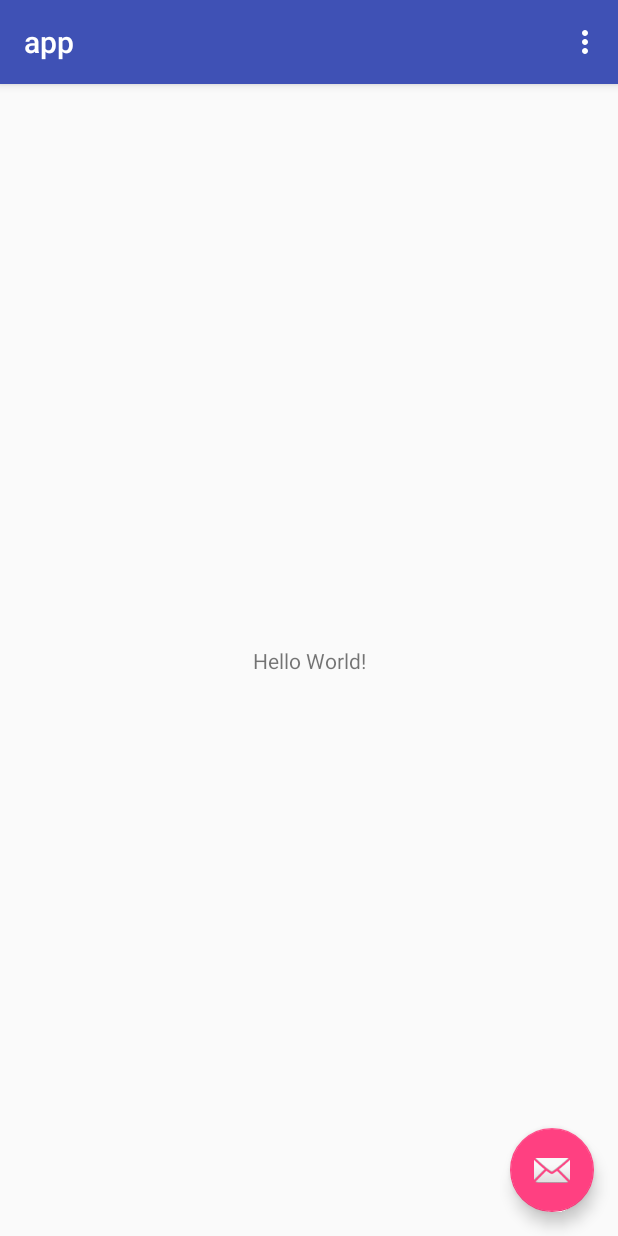
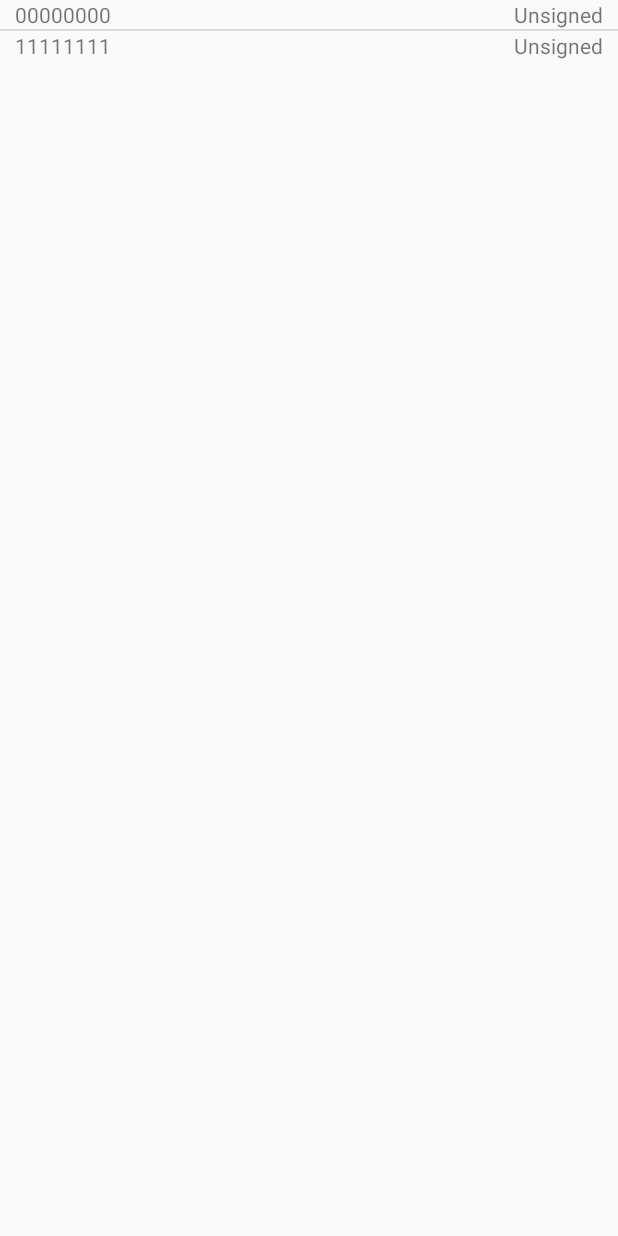
Before and after one commit to caoyou222/Post-Office-App, an Android app: the screen it shows after launch (MainActivity), on a phone screen of 412 x 824 dp. Run offline under Robolectric (Android 15) with nearby library versions, the phone set to English and light mode, and no system bars.

Commit message:
android app: complete package object and checking interfaces

```diff
--- a/app/app/src/main/AndroidManifest.xml
+++ b/app/app/src/main/AndroidManifest.xml
@@ -19,6 +19,10 @@
                 <category android:name="android.intent.category.LAUNCHER" />
             </intent-filter>
         </activity>
+        <activity
+            android:name=".PackageDetailActivity"
+            android:label="@string/title_activity_teacher_detail"
+            android:theme="@style/AppTheme.NoActionBar"></activity>
     </application>
 
 </manifest>
--- a/app/app/src/main/java/com/example/youcao/app/MainActivity.java
+++ b/app/app/src/main/java/com/example/youcao/app/MainActivity.java
@@ -1,13 +1,10 @@
 package com.example.youcao.app;
 
 import android.os.Bundle;
-import android.support.design.widget.FloatingActionButton;
-import android.support.design.widget.Snackbar;
 import android.support.v7.app.AppCompatActivity;
-import android.support.v7.widget.Toolbar;
-import android.view.View;
 import android.view.Menu;
 import android.view.MenuItem;
+import android.widget.ListView;
 
 public class MainActivity extends AppCompatActivity {
 
@@ -15,17 +12,12 @@ public class MainActivity extends AppCompatActivity {
     protected void onCreate(Bundle savedInstanceState) {
         super.onCreate(savedInstanceState);
         setContentView(R.layout.activity_main);
-        Toolbar toolbar = (Toolbar) findViewById(R.id.toolbar);
-        setSupportActionBar(toolbar);
 
-        FloatingActionButton fab = (FloatingActionButton) findViewById(R.id.fab);
-        fab.setOnClickListener(new View.OnClickListener() {
-            @Override
-            public void onClick(View view) {
-                Snackbar.make(view, "Replace with your own action", Snackbar.LENGTH_LONG)
-                        .setAction("Action", null).show();
-            }
-        });
+        PackageAdapter teacherAdapter = new PackageAdapter(this, R.layout.package_item, Package.getAllPackages());
+
+        ListView listView = (ListView) findViewById(R.id.package_listView);
+
+        listView.setAdapter(teacherAdapter);
     }
 
     @Override
--- /dev/null
+++ b/app/app/src/main/java/com/example/youcao/app/Package.java
@@ -0,0 +1,95 @@
+package com.example.youcao.app;
+import java.util.ArrayList;
+import java.util.List;
+import java.util.*;
+import java.util.Calendar;
+/**
+ * Created by youcao on 1/20/18.
+ */
+
+
+    public class Package {
+
+        private int year;
+        private int month;
+        private int day;
+        private String trackingNo;
+        private String last;
+        private String first;
+        private String carrier;
+        private int signed = 0;
+
+        public Package(String trackingNo, String last, String first, String carrier) {
+            this.trackingNo = trackingNo;
+            this.last = last;
+            this.first = first;
+            this.carrier = carrier;
+            Date date = new Date(); // your date
+            Calendar cal = Calendar.getInstance();
+            cal.setTime(date);
+            this.year = cal.get(Calendar.YEAR);
+            this.month = cal.get(Calendar.MONTH)+1;
+            this.day = cal.get(Calendar.DAY_OF_MONTH);
+
+        }
+
+        public String getTrackingNo() {
+            return trackingNo;
+        }
+
+        public String getCarrier(){
+            return carrier;
+        }
+
+        public void setSigned(){
+            this.signed = 1;
+        }
+
+        public String getSigned(){
+            if(this.signed == 1) return "Signed";
+            else return "Unsigned";
+        }
+
+        public void setTrackingNo(String trackingNo) {
+            this.trackingNo = trackingNo;
+        }
+
+        public String getLast() {
+            return last;
+        }
+
+        public void setLast(String last) {
+            this.last = last;
+        }
+
+        public String getFirst() {
+            return first;
+        }
+
+        public void setFirst(String first) {
+            this.first = first;
+        }
+
+        public int getYear(){
+            return year;
+        }
+
+        public int getMonth(){
+            return month;
+        }
+
+        public int getDay(){
+            return day;
+        }
+
+
+        public static List<Package> getAllPackages() {
+            List<Package> packages = new ArrayList<Package>();
+
+            packages.add(new Package("00000000", "Cao", "You","DHL"));
+            packages.add(new Package("11111111", "Ge", "Muchen","UPS"));
+
+
+            return packages;
+        }
+    }
--- /dev/null
+++ b/app/app/src/main/java/com/example/youcao/app/PackageAdapter.java
@@ -0,0 +1,53 @@
+package com.example.youcao.app;
+import android.content.Context;
+import android.content.Intent;
+import android.view.LayoutInflater;
+import android.view.View;
+import android.view.ViewGroup;
+import android.widget.ArrayAdapter;
+import android.widget.TextView;
+
+import java.util.List;
+
+
+/**
+ * Created by youcao on 1/20/18.
+ */
+
+public class PackageAdapter extends ArrayAdapter<Package> {
+
+    public PackageAdapter(Context context, int resource, List<Package> objects) {
+        super(context, resource, objects);
+    }
+
+    @Override
+    public View getView(int position, View convertView, ViewGroup parent) {
+
+        final Package pack = getItem(position);
+
+        View onePackageView = LayoutInflater.from(getContext()).inflate(R.layout.package_item, parent, false);
+
+
+        TextView trackingnoView = (TextView) onePackageView.findViewById(R.id.package_no_textView);
+        TextView statusView = (TextView) onePackageView.findViewById(R.id.package_status_textView);
+        trackingnoView.setText(pack.getTrackingNo());
+        statusView.setText(pack.getSigned());
+        onePackageView.setOnClickListener(new View.OnClickListener() {
+            @Override
+            public void onClick(View v) {
+
+                Intent intent = new Intent(getContext(), PackageDetailActivity.class);
+
+                intent.putExtra("package_year", pack.getYear());
+                intent.putExtra("package_month", pack.getMonth());
+                intent.putExtra("package_day", pack.getDay());
+                intent.putExtra("package_last", pack.getLast());
+                intent.putExtra("package_first", pack.getFirst());
+
+                getContext().startActivity(intent);
+            }
+        });
+
+        return onePackageView;
+    }
+}
--- a/app/app/src/main/res/layout/activity_main.xml
+++ b/app/app/src/main/res/layout/activity_main.xml
@@ -6,28 +6,11 @@
     android:layout_height="match_parent"
     tools:context="com.example.youcao.app.MainActivity">
 
-    <android.support.design.widget.AppBarLayout
-        android:layout_width="match_parent"
-        android:layout_height="wrap_content"
-        android:theme="@style/AppTheme.AppBarOverlay">
-
-        <android.support.v7.widget.Toolbar
-            android:id="@+id/toolbar"
-            android:layout_width="match_parent"
-            android:layout_height="?attr/actionBarSize"
-            android:background="?attr/colorPrimary"
-            app:popupTheme="@style/AppTheme.PopupOverlay" />
-
-    </android.support.design.widget.AppBarLayout>
-
-    <include layout="@layout/content_main" />
-
-    <android.support.design.widget.FloatingActionButton
-        android:id="@+id/fab"
+    <ListView
         android:layout_width="wrap_content"
         android:layout_height="wrap_content"
-        android:layout_gravity="bottom|end"
-        android:layout_margin="@dimen/fab_margin"
-        app:srcCompat="@android:drawable/ic_dialog_email" />
+        android:id="@+id/package_listView"
+        android:layout_alignParentLeft="true"
+        android:layout_alignParentStart="true" />
 
 </android.support.design.widget.CoordinatorLayout>
--- a/app/app/src/main/res/layout/content_main.xml
+++ /dev/null
@@ -1,20 +0,0 @@
-<?xml version="1.0" encoding="utf-8"?>
-<android.support.constraint.ConstraintLayout xmlns:android="http://schemas.android.com/apk/res/android"
-    xmlns:app="http://schemas.android.com/apk/res-auto"
-    xmlns:tools="http://schemas.android.com/tools"
-    android:layout_width="match_parent"
-    android:layout_height="match_parent"
-    app:layout_behavior="@string/appbar_scrolling_view_behavior"
-    tools:context="com.example.youcao.app.MainActivity"
-    tools:showIn="@layout/activity_main">
-
-    <TextView
-        android:layout_width="wrap_content"
-        android:layout_height="wrap_content"
-        android:text="Hello World!"
-        app:layout_constraintBottom_toBottomOf="parent"
-        app:layout_constraintLeft_toLeftOf="parent"
-        app:layout_constraintRight_toRightOf="parent"
-        app:layout_constraintTop_toTopOf="parent" />
-
-</android.support.constraint.ConstraintLayout>
--- /dev/null
+++ b/app/app/src/main/res/layout/package_item.xml
@@ -0,0 +1,24 @@
+<?xml version="1.0" encoding="utf-8"?>
+<RelativeLayout
+    xmlns:android="http://schemas.android.com/apk/res/android" android:layout_width="match_parent"
+    android:layout_height="match_parent">
+
+
+    <TextView
+        android:layout_width="wrap_content"
+        android:layout_height="wrap_content"
+        android:layout_marginLeft="10dp"
+        android:text="New Text"
+        android:id="@+id/package_no_textView"
+        android:layout_gravity="center_vertical" />
+
+    <TextView
+        android:layout_width="wrap_content"
+        android:layout_height="wrap_content"
+        android:layout_marginRight="10dp"
+        android:text="New Text"
+        android:id="@+id/package_status_textView"
+        android:layout_alignParentRight = "true" />
+
+
+</RelativeLayout>
--- a/app/app/src/main/res/values/strings.xml
+++ b/app/app/src/main/res/values/strings.xml
@@ -1,4 +1,5 @@
 <resources>
     <string name="app_name">app</string>
     <string name="action_settings">Settings</string>
+    <string name="title_activity_teacher_detail">TeacherDetailActivity</string>
 </resources>
```
Also changed, not shown: app/app/src/main/java/com/example/youcao/app/PackageDetailActivity.java (added, +34 -0 lines), app/app/src/main/res/layout/activity_package_detail.xml (added, +29 -0 lines), app/app/src/main/res/drawable/cy.png (added), 1 other file.
